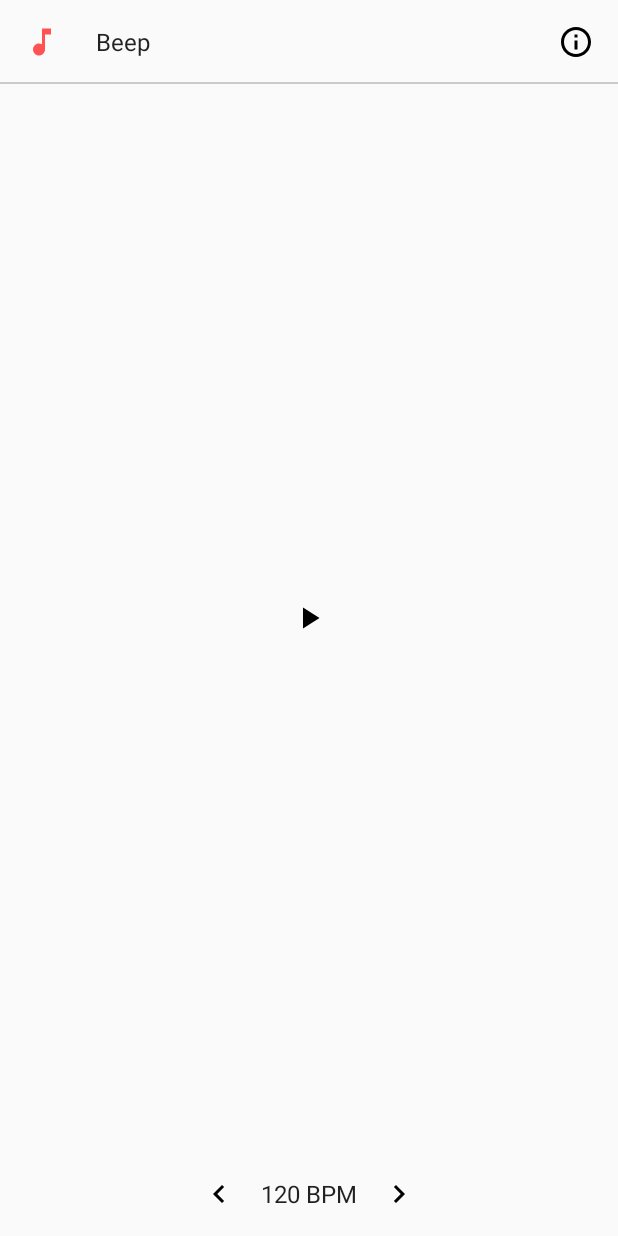
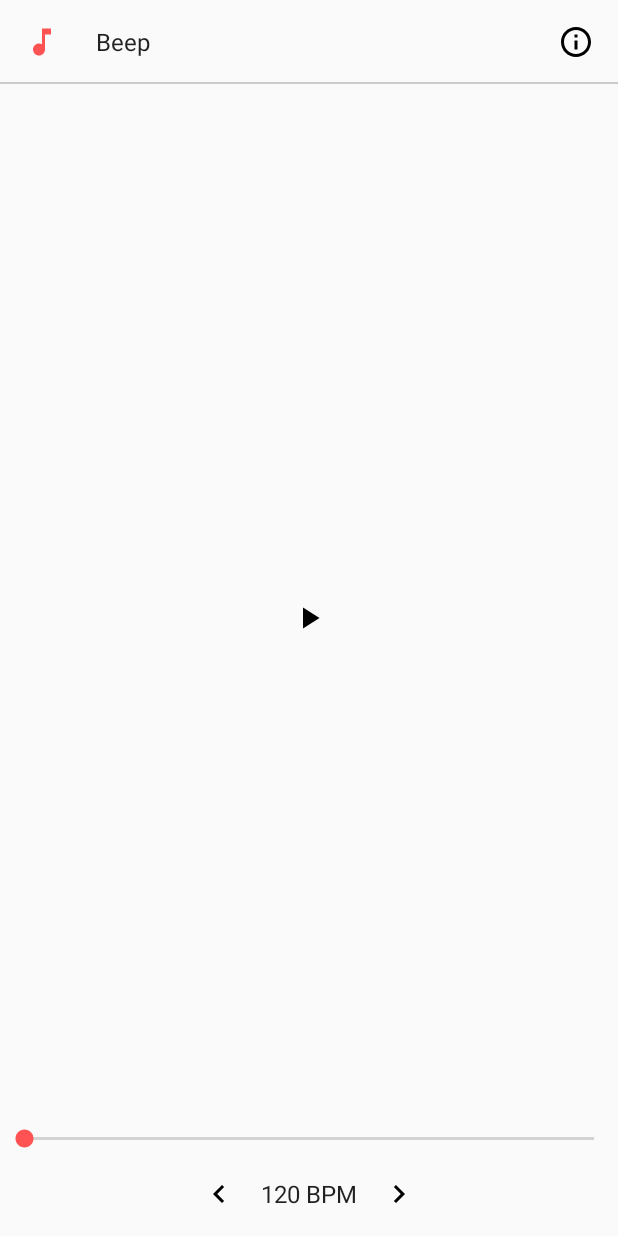
Before and after one commit to fennifith/Metronome-Android, an Android app: the layout activity_main.xml on its own in the app's theme, with its tools: preview values and no code run, on a phone screen of 412 x 824 dp. Run offline under Robolectric (Android 15) with nearby library versions, the phone set to English and light mode, and no system bars.

Commit message:
fixed #3 - added seekbar to adjust tempo

```diff
--- a/app/src/main/res/layout/activity_main.xml
+++ b/app/src/main/res/layout/activity_main.xml
@@ -54,6 +54,14 @@
 
     </LinearLayout>
 
+    <android.support.v7.widget.AppCompatSeekBar
+        android:id="@+id/seekBar"
+        android:layout_width="match_parent"
+        android:layout_height="wrap_content"
+        android:layout_gravity="bottom"
+        android:max="300"
+        android:layout_marginBottom="?attr/actionBarSize" />
+
     <FrameLayout
         android:id="@+id/topBar"
         android:layout_width="match_parent"
```
Also changed, not shown: app/src/main/java/james/metronome/activities/MainActivity.java (+27 -4 lines).
